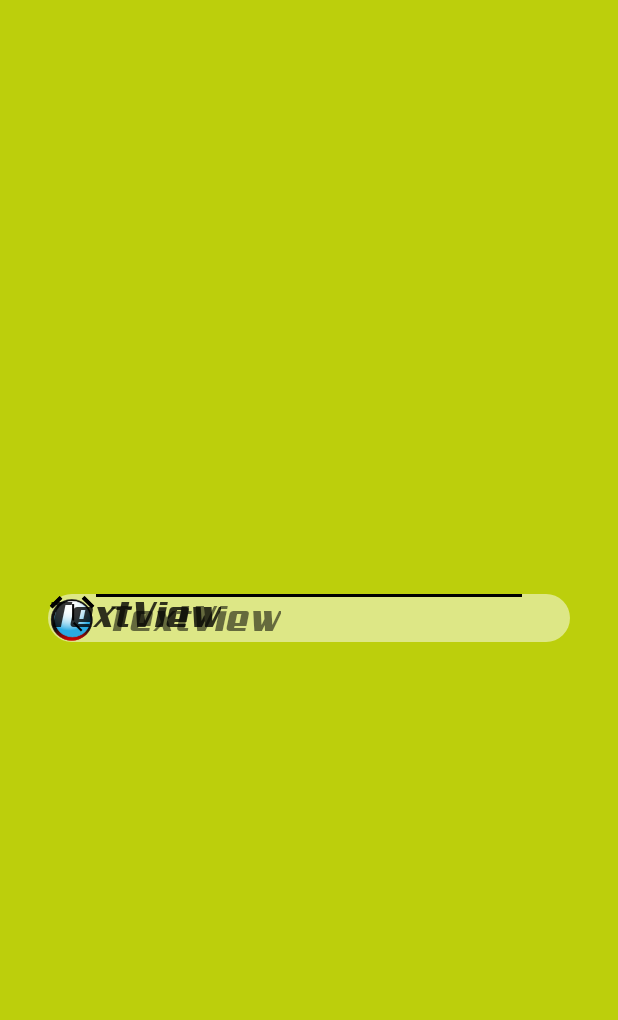
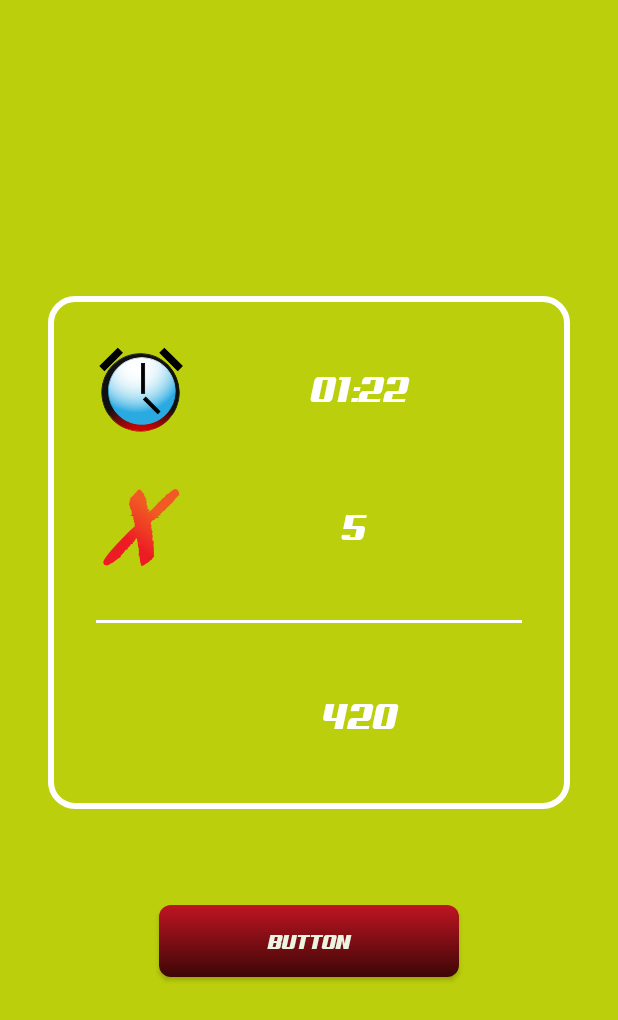
Before and after one commit to INDAPP/Alien, an Android app: the ScoreActivity screen opened directly, with no data from a screen before it, on a phone screen of 412 x 824 dp. Shown: the top 1020 px of the screen. Run offline under Robolectric (Android 15) with nearby library versions, the light colour scheme and no system bars; 7 statements that could not run were skipped.

Commit message:
finish score

```diff
--- a/app/src/main/java/it/earthgardeners/alien/activities/ScoreActivity.kt
+++ b/app/src/main/java/it/earthgardeners/alien/activities/ScoreActivity.kt
@@ -1,13 +1,45 @@
 package it.earthgardeners.alien.activities
 
+import android.content.Intent
+import android.media.MediaPlayer
 import androidx.appcompat.app.AppCompatActivity
 import android.os.Bundle
-import it.earthgardeners.alien.R
+import android.view.View
+import androidx.core.app.ActivityCompat
+import it.earthgardeners.alien.*
+import kotlinx.android.synthetic.main.activity_score.*
 
 class ScoreActivity : AppCompatActivity() {
 
     override fun onCreate(savedInstanceState: Bundle?) {
         super.onCreate(savedInstanceState)
         setContentView(R.layout.activity_score)
+
+        buttonContinue.setOnClickListener(this::onButtonClick)
+
+        val time = intent?.getFloatExtra(EXTRA_TIME)?: return finish()
+        val wrong = intent?.getFloatExtra(EXTRA_ERROR_COUNT)?: return finish()
+        val total = intent?.getFloatExtra(EXTRA_TOTAL_COUNT)?: return finish()
+
+        textViewWrong.text = "$wrong"
+        textViewTime.text =time.timer
+
+        val result = (total - wrong)/time*10000
+        textViewPoints.text = "$result"
+
+        MediaPlayer.create(this, R.raw.win)?.start()
     }
+
+    override fun onBackPressed() {
+        close()
+    }
+
+    private fun onButtonClick(view: View) {
+        close()
+    }
+
+    private fun close() {
+        ActivityCompat.finishAffinity(this)
+    }
+
 }
--- a/app/src/main/res/drawable/ic_timer.xml
+++ b/app/src/main/res/drawable/ic_timer.xml
@@ -1,7 +1,7 @@
 <vector xmlns:android="http://schemas.android.com/apk/res/android"
     xmlns:aapt="http://schemas.android.com/aapt"
-    android:width="32dp"
-    android:height="32dp"
+    android:width="60dp"
+    android:height="60dp"
     android:viewportWidth="32"
     android:viewportHeight="32">
   <path
--- a/app/src/main/res/drawable/ic_wrong.xml
+++ b/app/src/main/res/drawable/ic_wrong.xml
@@ -1,7 +1,7 @@
 <vector xmlns:android="http://schemas.android.com/apk/res/android"
     xmlns:aapt="http://schemas.android.com/aapt"
-    android:width="32dp"
-    android:height="32dp"
+    android:width="60dp"
+    android:height="60dp"
     android:viewportWidth="32"
     android:viewportHeight="32">
   <path
--- /dev/null
+++ b/app/src/main/res/drawable/white_rounded_border.xml
@@ -0,0 +1,9 @@
+<?xml version="1.0" encoding="utf-8"?>
+<shape xmlns:android="http://schemas.android.com/apk/res/android"
+       android:shape="rectangle">
+
+    <stroke android:color="#FFFFFF"
+            android:width="4dp"/>
+    <corners android:radius="16dp" />
+
+</shape>
--- a/app/src/main/res/layout/activity_score.xml
+++ b/app/src/main/res/layout/activity_score.xml
@@ -5,44 +5,81 @@
         xmlns:app="http://schemas.android.com/apk/res-auto"
         android:layout_width="match_parent"
         android:layout_height="match_parent"
-        tools:context=".activities.ScoreActivity" android:background="@color/colorPrimary">
+        tools:context=".activities.ScoreActivity" android:background="@color/colorPrimary"
+        android:id="@+id/constraintLayout2">
 
+    <Button
+            android:text="Button"
+            android:layout_width="200dp"
+            android:layout_height="wrap_content"
+            android:id="@+id/buttonContinue"
+            app:layout_constraintTop_toBottomOf="@+id/constraintLayout3" app:layout_constraintStart_toStartOf="parent"
+            app:layout_constraintHorizontal_bias="0.5" app:layout_constraintEnd_toEndOf="parent"
+            android:layout_marginTop="32dp" android:layout_marginBottom="8dp"
+            app:layout_constraintBottom_toBottomOf="parent" android:background="@drawable/login_button"
+            android:textColor="#EBF5E2"/>
     <androidx.constraintlayout.widget.ConstraintLayout
             android:layout_width="0dp"
-            android:layout_height="wrap_content" app:layout_constraintStart_toStartOf="parent"
-            app:layout_constraintEnd_toEndOf="parent" app:layout_constraintTop_toTopOf="parent"
-            app:layout_constraintBottom_toBottomOf="parent" android:layout_marginStart="32dp"
+            android:layout_height="wrap_content"
+            app:layout_constraintStart_toStartOf="parent"
+            app:layout_constraintEnd_toEndOf="parent"
+            app:layout_constraintTop_toTopOf="parent"
+            app:layout_constraintBottom_toTopOf="@id/buttonContinue"
+            android:layout_marginStart="32dp"
             android:layout_marginEnd="32dp"
-            android:background="@drawable/habitat_white_background" android:layout_marginTop="32dp"
-            android:layout_marginBottom="32dp">
+            android:background="@drawable/white_rounded_border"
+            android:layout_marginTop="32dp"
+            android:layout_marginBottom="32dp"
+            android:id="@+id/constraintLayout3" app:layout_constraintVertical_chainStyle="packed">
 
         <TextView
-                android:text="TextView"
-                android:layout_width="wrap_content"
+                android:layout_width="0dp"
                 android:layout_height="wrap_content"
-                android:id="@+id/textView3"
+                android:id="@+id/textViewTime"
                 android:textSize="24sp"
-                android:drawableStart="@drawable/ic_timer" tools:layout_editor_absoluteY="46dp"
-                tools:layout_editor_absoluteX="124dp" android:gravity="center" android:drawablePadding="8dp"/>
+                android:drawableStart="@drawable/ic_timer"
+                android:gravity="center" android:drawablePadding="8dp" app:layout_constraintStart_toStartOf="parent"
+                app:layout_constraintHorizontal_bias="0.5" app:layout_constraintEnd_toEndOf="parent"
+                android:layout_marginStart="32dp" android:layout_marginEnd="32dp" android:textAlignment="center"
+                android:layout_marginTop="32dp" app:layout_constraintTop_toTopOf="parent"
+                android:layout_marginBottom="16dp" app:layout_constraintBottom_toTopOf="@+id/textViewWrong"
+                android:text="01:22" android:textColor="#FFFFFF"/>
         <TextView
-                android:text="TextView"
-                android:layout_width="wrap_content"
+                android:text="5"
+                android:layout_width="0dp"
                 android:layout_height="wrap_content"
-                android:id="@+id/textView2"
+                android:id="@+id/textViewWrong"
                 android:textSize="24sp"
-                tools:layout_editor_absoluteY="142dp" tools:layout_editor_absoluteX="124dp"/>
+                android:drawableStart="@drawable/ic_wrong"
+                android:gravity="center"
+                app:layout_constraintStart_toStartOf="parent"
+                app:layout_constraintHorizontal_bias="0.5"
+                app:layout_constraintEnd_toEndOf="parent"
+                android:layout_marginStart="32dp"
+                android:layout_marginEnd="32dp"
+                android:textAlignment="center"
+                app:layout_constraintTop_toBottomOf="@id/textViewTime"
+                app:layout_constraintBottom_toTopOf="@id/view" android:layout_marginTop="16dp"
+                android:layout_marginBottom="32dp" android:textColor="#FFFFFF"/>
         <View
                 android:layout_width="0dp"
                 android:layout_height="2dp" android:id="@+id/view"
                 app:layout_constraintStart_toStartOf="parent"
                 android:layout_marginStart="32dp" app:layout_constraintEnd_toEndOf="parent"
-                android:layout_marginEnd="32dp" android:background="#000000" tools:layout_editor_absoluteY="216dp"/>
+                android:layout_marginEnd="32dp" android:background="#FFFFFF" android:layout_marginTop="32dp"
+                app:layout_constraintTop_toBottomOf="@+id/textViewWrong"/>
         <TextView
-                android:text="TextView"
-                android:layout_width="wrap_content"
-                android:layout_height="wrap_content"
-                android:id="@+id/textView"
+                android:text="420"
+                android:layout_width="0dp"
+                android:layout_height="60dp"
+                android:id="@+id/textViewPoints"
                 android:textSize="24sp"
-                tools:layout_editor_absoluteY="268dp" tools:layout_editor_absoluteX="124dp"/>
+                android:layout_marginTop="32dp"
+                app:layout_constraintTop_toBottomOf="@+id/view" app:layout_constraintStart_toStartOf="parent"
+                android:layout_marginStart="32dp" app:layout_constraintEnd_toEndOf="parent"
+                android:layout_marginEnd="32dp" android:textAlignment="center"
+                app:layout_constraintHorizontal_bias="0.5" android:gravity="center" android:paddingStart="68dp"
+                app:layout_constraintBottom_toBottomOf="parent" android:layout_marginBottom="32dp"
+                android:textColor="#FFFFFF"/>
     </androidx.constraintlayout.widget.ConstraintLayout>
 </androidx.constraintlayout.widget.ConstraintLayout>
```
